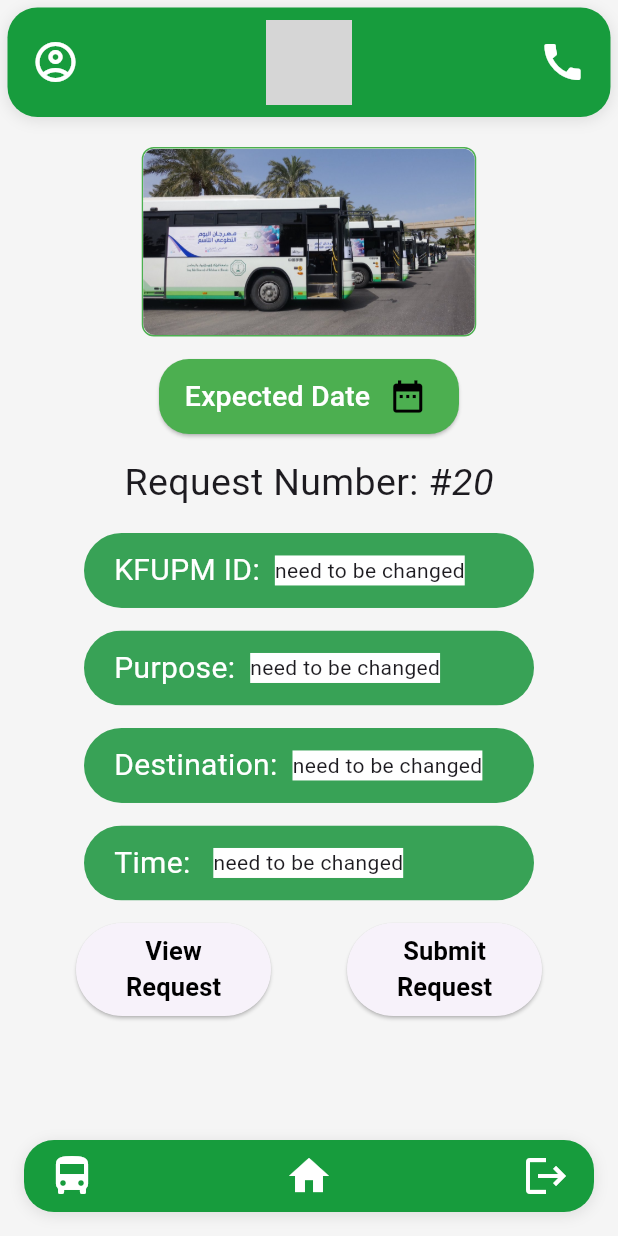
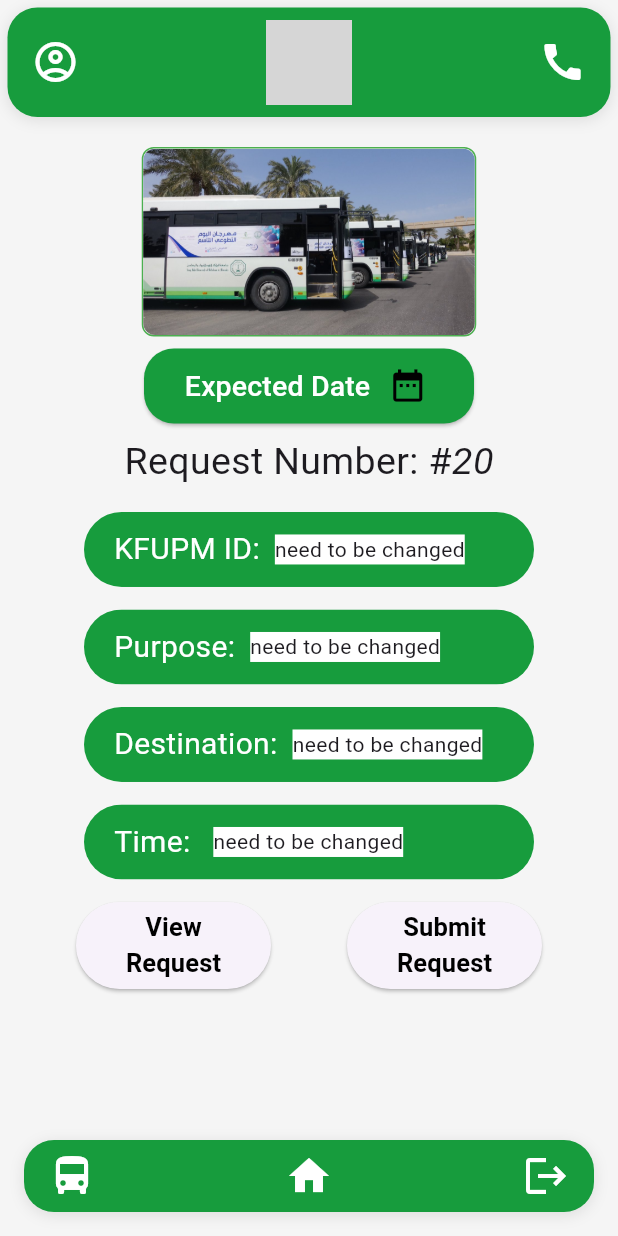
Before and after one commit to MalikAlharbi/kfupm_smart_bus_system, a Flutter app: the screen it shows after launch, on a phone screen of 412 x 824 dp. Run offline on Flutter 3.47's test engine with Material 3 defaults, Android fonts, the phone set to English and light mode, and no system bars; grey boxes are pictures that could not be loaded.

Commit message:
style: height and colors changed

```diff
--- a/lib/Widgets/text_field.dart
+++ b/lib/Widgets/text_field.dart
@@ -19,18 +19,16 @@ class _TextFieldBusState extends State<TextFieldBus> {
     String text = '';
 
     @override
-  void initState(){
+    void initState() {
       super.initState();
       controller = TextEditingController();
     }
 
     @override
-  void dispose(){
+    void dispose() {
       super.dispose();
       controller.dispose();
-
     }
-
 
     // TODO: implement build
     return ClipRRect(
@@ -38,24 +36,25 @@ class _TextFieldBusState extends State<TextFieldBus> {
       child: Container(
         width: 300,
         height: 50,
-        color: Color.fromRGBO(56, 162, 86, 1),
+        color: const Color(0xFF179C3D),
         child: Padding(
           padding: const EdgeInsets.only(left: 20),
           child: Row(
             children: [
               Text(
                 widget.title,
-                style: TextStyle(fontSize: 20, color: Colors.white),
+                style: const TextStyle(fontSize: 20, color: Colors.white),
               ),
-              SizedBox(width: 10,),
-
+              const SizedBox(
+                width: 10,
+              ),
               Container(
-
-
                 color: Colors.white,
-              child: Text("need to be changed"),
+                child: const Text("need to be changed"),
               ),
-             SizedBox(width: 10,),
+              const SizedBox(
+                width: 10,
+              ),
             ],
           ),
         ),
--- a/lib/screens/request_bus.dart
+++ b/lib/screens/request_bus.dart
@@ -42,13 +42,13 @@ class _RequestBusState extends State<RequestBus> {
             ),
 
             SizedBox(
-              height: 15,
+              height: 8,
             ),
 
             // a button that allows the user to enter a specific date and store the date recieved
             Container(child: DatePickerButton()),
             SizedBox(
-              height: 15,
+              height: 8,
             ),
 
             // a unique number generated that represent request number
@@ -120,7 +120,7 @@ class _RequestBusState extends State<RequestBus> {
                     child: Container(
                       decoration: BoxDecoration(),
                       child: const Padding(
-                        padding: EdgeInsets.all(7.0),
+                        padding: EdgeInsets.all(5.0),
                         child: Column(
                           children: [
                             Text(
@@ -143,15 +143,12 @@ class _RequestBusState extends State<RequestBus> {
                     ))),
             Spacer(),
             Container(
-
                 width: 130,
                 child: ElevatedButton(
-
                     onPressed: () {},
                     child: Container(
-
                       child: const Padding(
-                        padding: EdgeInsets.all(7.0),
+                        padding: EdgeInsets.all(5.0),
                         child: Column(
                           children: [
                             Text(
--- a/lib/special_buttons/date_picker_button.dart
+++ b/lib/special_buttons/date_picker_button.dart
@@ -27,13 +27,11 @@ class _DatePickerButtonState extends State<DatePickerButton> {
   @override
   Widget build(BuildContext context) {
     return Container(
-      width: 200,
+      width: 220,
       child: ElevatedButton(
-
         onPressed: () => _selectDate(context),
         style: ElevatedButton.styleFrom(
-
-          backgroundColor: Colors.green,
+          backgroundColor: const Color(0xFF179C3D),
           shape: RoundedRectangleBorder(
             borderRadius: BorderRadius.circular(20),
           ),
@@ -49,7 +47,6 @@ class _DatePickerButtonState extends State<DatePickerButton> {
             const SizedBox(width: 8),
             Container(
               padding: const EdgeInsets.all(4),
-
               child: const Icon(
                 Icons.date_range,
                 color: Color.fromARGB(255, 1, 1, 1),
```
Lines whose indentation alone changed are shown as unchanged.
